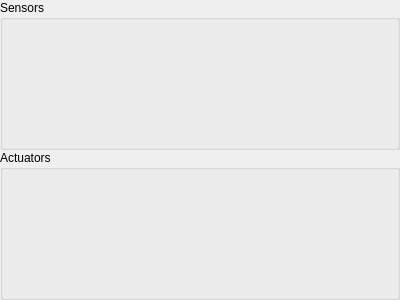
Above: src/ihm/widgets/robotinformation.ui from bmael/I-rover before the change. Below: the same form after it.
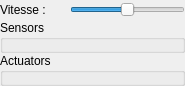
That is the form after the change.

```diff
--- a/src/ihm/widgets/robotinformation.ui
+++ b/src/ihm/widgets/robotinformation.ui
@@ -6,8 +6,8 @@
    <rect>
     <x>0</x>
     <y>0</y>
-    <width>400</width>
-    <height>300</height>
+    <width>185</width>
+    <height>86</height>
    </rect>
   </property>
   <property name="windowTitle">
@@ -20,6 +20,46 @@
    <property name="margin">
     <number>0</number>
    </property>
+   <item>
+    <layout class="QHBoxLayout" name="horizontalLayout_3">
+     <item>
+      <widget class="QLabel" name="label">
+       <property name="text">
+        <string>Vitesse : </string>
+       </property>
+      </widget>
+     </item>
+     <item>
+      <spacer name="horizontalSpacer_2">
+       <property name="orientation">
+        <enum>Qt::Horizontal</enum>
+       </property>
+       <property name="sizeType">
+        <enum>QSizePolicy::Fixed</enum>
+       </property>
+       <property name="sizeHint" stdset="0">
+        <size>
+         <width>20</width>
+         <height>20</height>
+        </size>
+       </property>
+      </spacer>
+     </item>
+     <item>
+      <widget class="QSlider" name="speedSlider">
+       <property name="maximum">
+        <number>100</number>
+       </property>
+       <property name="value">
+        <number>50</number>
+       </property>
+       <property name="orientation">
+        <enum>Qt::Horizontal</enum>
+       </property>
+      </widget>
+     </item>
+    </layout>
+   </item>
    <item>
     <layout class="QHBoxLayout" name="horizontalLayout_2">
      <item>
```
